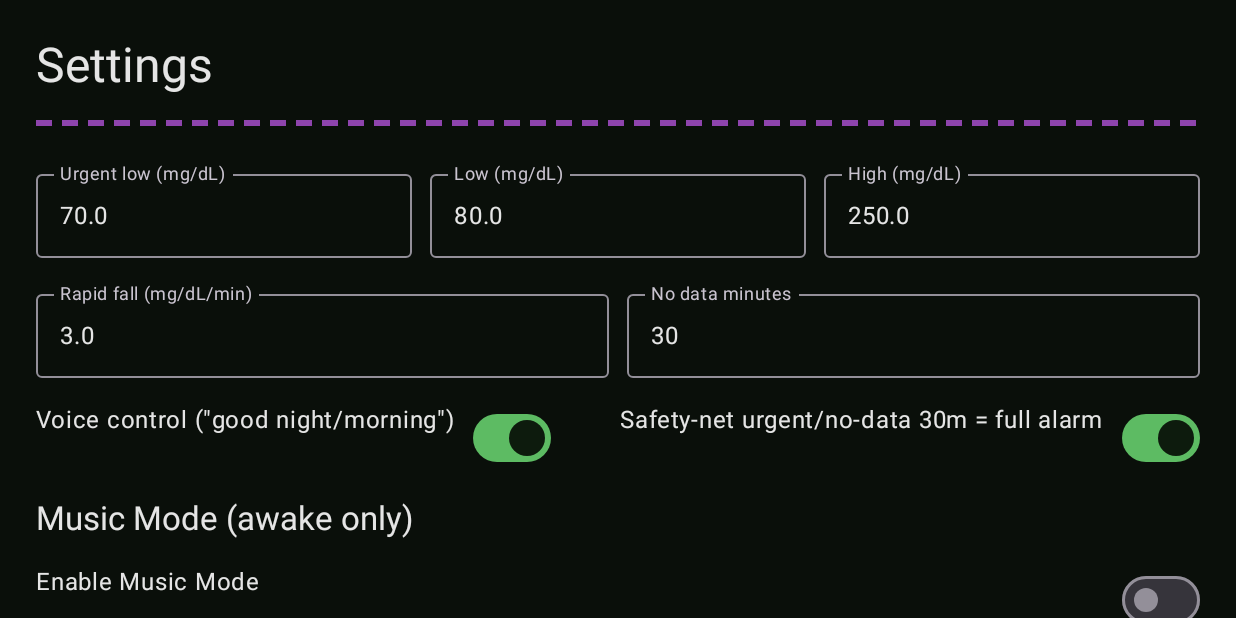
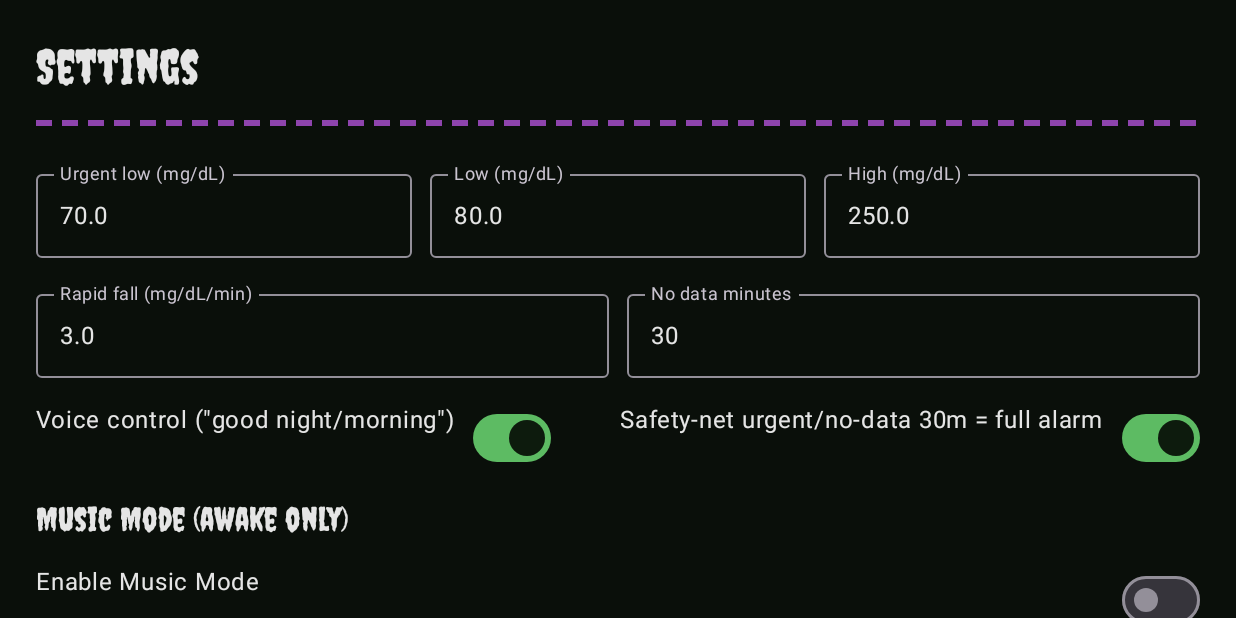
Before and after one commit to codescrapbook/g7-night-alarm, an Android app built with Jetpack Compose: the screen it shows after launch (MainActivity), after a tap on "Settings", on a phone screen of 824 x 412 dp (held sideways). Run offline under Robolectric (Android 15) with nearby library versions, the phone set to English and light mode, and no system bars; our stand-ins replace Room's generated code.

Commit message:
feat(brand): apply OFL display font (Creepster) to headings only; add license note
Co-authored-by: Joe Seeley <codescrapbook@users.noreply.github.com>

```diff
--- a/app/src/main/java/com/g7nightalarm/app/ui/theme/Theme.kt
+++ b/app/src/main/java/com/g7nightalarm/app/ui/theme/Theme.kt
@@ -2,8 +2,12 @@ package com.g7nightalarm.app.ui.theme
 
 import androidx.compose.material3.MaterialTheme
 import androidx.compose.material3.darkColorScheme
+import androidx.compose.material3.Typography
 import androidx.compose.runtime.Composable
 import androidx.compose.ui.graphics.Color
+import androidx.compose.ui.text.font.Font
+import androidx.compose.ui.text.font.FontFamily
+import com.g7nightalarm.app.R
 
 private val DarkColors = darkColorScheme(
     primary = Color(0xFF5DBB63),       // swampy green
@@ -17,10 +21,20 @@ private val DarkColors = darkColorScheme(
     error = Color(0xFFC62828)          // blood red accents
 )
 
+private val UndeadHeaders = FontFamily(Font(resId = R.font.creepster_regular))
+private val DefaultTypography = Typography()
+private val UndeadTypography = Typography(
+    displayLarge = DefaultTypography.displayLarge, // keep numeric header plain
+    headlineLarge = DefaultTypography.headlineLarge.copy(fontFamily = UndeadHeaders),
+    headlineMedium = DefaultTypography.headlineMedium.copy(fontFamily = UndeadHeaders),
+    titleLarge = DefaultTypography.titleLarge.copy(fontFamily = UndeadHeaders)
+)
+
 @Composable
 fun G7Theme(content: @Composable () -> Unit) {
     MaterialTheme(
         colorScheme = DarkColors,
+        typography = UndeadTypography,
         content = content
     )
 }
```
Also changed, not shown: 1 other file.
